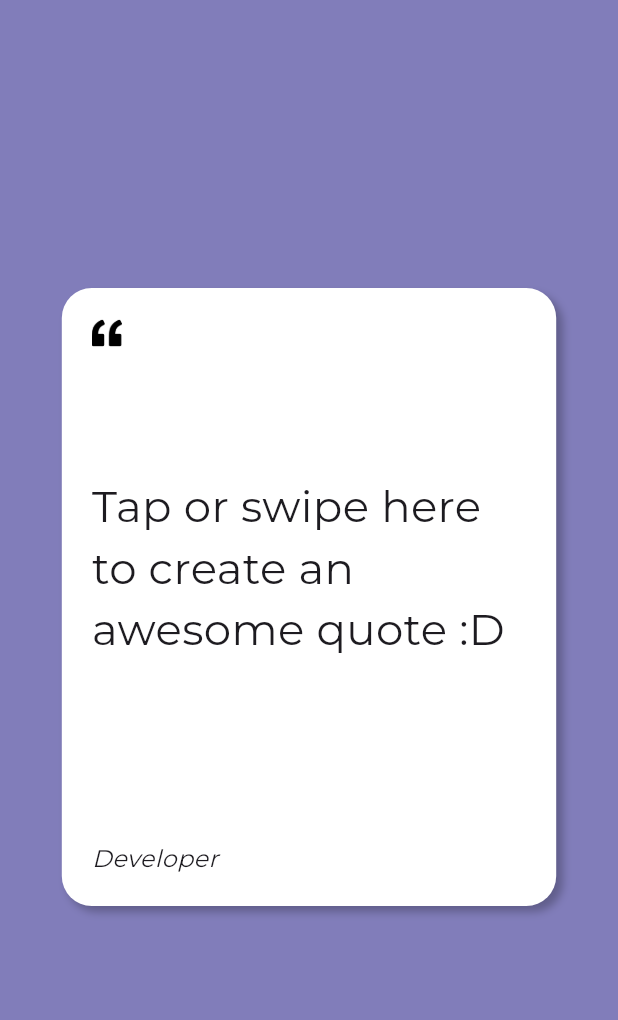
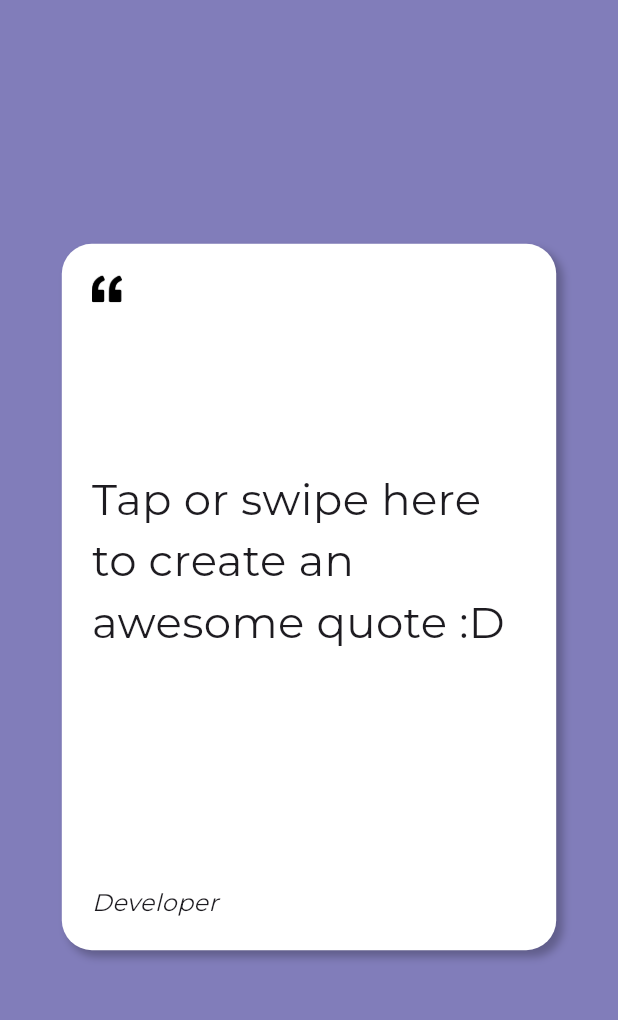
Before and after one commit to tortamque/Quotlum, a Flutter app: the screen it shows after launch, on a phone screen of 412 x 824 dp, the part 63-1083 px from its top. Run offline on Flutter 3.47's test engine with Material 2 defaults, Android fonts, the phone set to English and light mode, and no system bars; network calls fail.

Commit message:
change QuoteCard height

```diff
--- a/lib/features/app/presentation/widgets/quote_card/quote_card.dart
+++ b/lib/features/app/presentation/widgets/quote_card/quote_card.dart
@@ -27,7 +27,7 @@ class QuoteCard extends StatelessWidget {
     return Container(
       padding: const EdgeInsets.all(20),
       width: MediaQuery.of(context).size.width / 1.25,
-      height: MediaQuery.of(context).size.height / 2,
+      height: MediaQuery.of(context).size.height / 1.75,
       decoration: const BoxDecoration(
         borderRadius: BorderRadius.all(Radius.circular(20)),
         color: CustomColors.secondaryColor,
```
